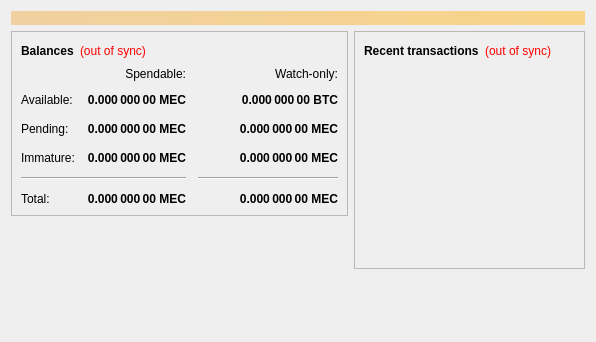
Before: the Qt Designer form src/qt/forms/overviewpage.ui in LIMXTEC/Megacoin, drawn with Qt 5.
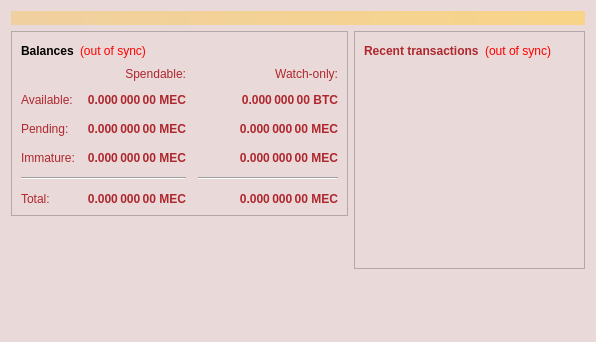
After: the same form once the commit is applied. Icons and pictures are not drawn.

The edit to the form file:
```diff
--- a/src/qt/forms/overviewpage.ui
+++ b/src/qt/forms/overviewpage.ui
@@ -10,9 +10,106 @@
     <height>342</height>
    </rect>
   </property>
+  <property name="palette">
+   <palette>
+    <active>
+     <colorrole role="Button">
+      <brush brushstyle="SolidPattern">
+       <color alpha="255">
+        <red>233</red>
+        <green>217</green>
+        <blue>216</blue>
+       </color>
+      </brush>
+     </colorrole>
+     <colorrole role="Base">
+      <brush brushstyle="SolidPattern">
+       <color alpha="255">
+        <red>233</red>
+        <green>217</green>
+        <blue>216</blue>
+       </color>
+      </brush>
+     </colorrole>
+     <colorrole role="Window">
+      <brush brushstyle="SolidPattern">
+       <color alpha="255">
+        <red>233</red>
+        <green>217</green>
+        <blue>216</blue>
+       </color>
+      </brush>
+     </colorrole>
+    </active>
+    <inactive>
+     <colorrole role="Button">
+      <brush brushstyle="SolidPattern">
+       <color alpha="255">
+        <red>233</red>
+        <green>217</green>
+        <blue>216</blue>
+       </color>
+      </brush>
+     </colorrole>
+     <colorrole role="Base">
+      <brush brushstyle="SolidPattern">
+       <color alpha="255">
+        <red>233</red>
+        <green>217</green>
+        <blue>216</blue>
+       </color>
+      </brush>
+     </colorrole>
+     <colorrole role="Window">
+      <brush brushstyle="SolidPattern">
+       <color alpha="255">
+        <red>233</red>
+        <green>217</green>
+        <blue>216</blue>
+       </color>
+      </brush>
+     </colorrole>
+    </inactive>
+    <disabled>
+     <colorrole role="Button">
+      <brush brushstyle="SolidPattern">
+       <color alpha="255">
+        <red>233</red>
+        <green>217</green>
+        <blue>216</blue>
+       </color>
+      </brush>
+     </colorrole>
+     <colorrole role="Base">
+      <brush brushstyle="SolidPattern">
+       <color alpha="255">
+        <red>233</red>
+        <green>217</green>
+        <blue>216</blue>
+       </color>
+      </brush>
+     </colorrole>
+     <colorrole role="Window">
+      <brush brushstyle="SolidPattern">
+       <color alpha="255">
+        <red>233</red>
+        <green>217</green>
+        <blue>216</blue>
+       </color>
+      </brush>
+     </colorrole>
+    </disabled>
+   </palette>
+  </property>
   <property name="windowTitle">
    <string>Form</string>
   </property>
+  <property name="autoFillBackground">
+   <bool>false</bool>
+  </property>
+  <property name="styleSheet">
+   <string notr="true">OverviewPage {backround-image: url(./BG.png);}</string>
+  </property>
   <layout class="QVBoxLayout" name="topLayout">
    <item>
     <widget class="QLabel" name="labelAlerts">
@@ -32,6 +129,9 @@
    </item>
    <item>
     <layout class="QHBoxLayout" name="horizontalLayout" stretch="1,1">
+     <property name="leftMargin">
+      <number>0</number>
+     </property>
      <item>
       <layout class="QVBoxLayout" name="verticalLayout_2">
        <item>
@@ -111,6 +211,14 @@
               <property name="toolTip">
                <string>Unconfirmed transactions to watch-only addresses</string>
               </property>
+              <property name="styleSheet">
+               <string notr="true">QLabel {
+	margin-right: 0px;
+	margin-top: 0px;
+	margin-bottom: 0px;
+	color: #AF272E;
+}</string>
+              </property>
               <property name="text">
                <string notr="true">0.000 000 00 MEC</string>
               </property>
@@ -136,6 +244,14 @@
               <property name="toolTip">
                <string>Total of transactions that have yet to be confirmed, and do not yet count toward the spendable balance</string>
               </property>
+              <property name="styleSheet">
+               <string notr="true">QLabel {
+	margin-right: 0px;
+	margin-top: 0px;
+	margin-bottom: 0px;
+	color: #AF272E;
+}</string>
+              </property>
               <property name="text">
                <string notr="true">0.000 000 00 MEC</string>
               </property>
@@ -161,6 +277,14 @@
               <property name="toolTip">
                <string>Mined balance in watch-only addresses that has not yet matured</string>
               </property>
+              <property name="styleSheet">
+               <string notr="true">QLabel {
+	margin-right: 0px;
+	margin-top: 0px;
+	margin-bottom: 0px;
+	color: #AF272E;
+}</string>
+              </property>
               <property name="text">
                <string notr="true">0.000 000 00 MEC</string>
               </property>
@@ -200,6 +324,14 @@
             </item>
             <item row="5" column="0">
              <widget class="QLabel" name="labelTotalText">
+              <property name="styleSheet">
+               <string notr="true">QLabel {
+	margin-right: 0px;
+	margin-top: 0px;
+	margin-bottom: 0px;
+	color: #AF272E;
+}</string>
+              </property>
               <property name="text">
                <string>Total:</string>
               </property>
@@ -219,6 +351,14 @@
               <property name="toolTip">
                <string>Mined balance that has not yet matured</string>
               </property>
+              <property name="styleSheet">
+               <string notr="true">QLabel {
+	margin-right: 0px;
+	margin-top: 0px;
+	margin-bottom: 0px;
+	color: #AF272E;
+}</string>
+              </property>
               <property name="text">
                <string notr="true">0.000 000 00 MEC</string>
               </property>
@@ -245,6 +385,14 @@
             </item>
             <item row="3" column="0">
              <widget class="QLabel" name="labelImmatureText">
+              <property name="styleSheet">
+               <string notr="true">QLabel {
+	margin-right: 0px;
+	margin-top: 0px;
+	margin-bottom: 0px;
+	color: #AF272E;
+}</string>
+              </property>
               <property name="text">
                <string>Immature:</string>
               </property>
@@ -264,6 +412,14 @@
               <property name="toolTip">
                <string>Your current total balance</string>
               </property>
+              <property name="styleSheet">
+               <string notr="true">QLabel {
+	margin-right: 0px;
+	margin-top: 0px;
+	margin-bottom: 0px;
+	color: #AF272E;
+}</string>
+              </property>
               <property name="text">
                <string notr="true">0.000 000 00 MEC</string>
               </property>
@@ -289,6 +445,14 @@
               <property name="toolTip">
                <string>Current total balance in watch-only addresses</string>
               </property>
+              <property name="styleSheet">
+               <string notr="true">QLabel {
+	margin-right: 0px;
+	margin-top: 0px;
+	margin-bottom: 0px;
+	color: #AF272E;
+}</string>
+              </property>
               <property name="text">
                <string notr="true">0.000 000 00 MEC</string>
               </property>
@@ -302,6 +466,14 @@
             </item>
             <item row="0" column="2">
              <widget class="QLabel" name="labelWatchonly">
+              <property name="styleSheet">
+               <string notr="true">QLabel {
+	margin-right: 0px;
+	margin-top: 0px;
+	margin-bottom: 0px;
+	color: #AF272E;
+}</string>
+              </property>
               <property name="text">
                <string>Watch-only:</string>
               </property>
@@ -312,6 +484,14 @@
             </item>
             <item row="1" column="0">
              <widget class="QLabel" name="labelBalanceText">
+              <property name="styleSheet">
+               <string notr="true">QLabel {
+	margin-right: 0px;
+	margin-top: 0px;
+	margin-bottom: 0px;
+	color: #AF272E;
+}</string>
+              </property>
               <property name="text">
                <string>Available:</string>
               </property>
@@ -331,6 +511,14 @@
               <property name="toolTip">
                <string>Your current spendable balance</string>
               </property>
+              <property name="styleSheet">
+               <string notr="true">QLabel {
+	margin-right: 0px;
+	margin-top: 0px;
+	margin-bottom: 0px;
+	color: #AF272E;
+}</string>
+              </property>
               <property name="text">
                <string notr="true">0.000 000 00 MEC</string>
               </property>
@@ -356,6 +544,14 @@
               <property name="toolTip">
                <string>Your current balance in watch-only addresses</string>
               </property>
+              <property name="styleSheet">
+               <string notr="true">QLabel {
+	margin-right: 0px;
+	margin-top: 0px;
+	margin-bottom: 0px;
+	color: #AF272E;
+}</string>
+              </property>
               <property name="text">
                <string notr="true">0.000 000 00 BTC</string>
               </property>
@@ -369,6 +565,14 @@
             </item>
             <item row="2" column="0">
              <widget class="QLabel" name="labelPendingText">
+              <property name="styleSheet">
+               <string notr="true">QLabel {
+	margin-right: 0px;
+	margin-top: 0px;
+	margin-bottom: 0px;
+	color: #AF272E;
+}</string>
+              </property>
               <property name="text">
                <string>Pending:</string>
               </property>
@@ -376,6 +580,14 @@
             </item>
             <item row="0" column="1">
              <widget class="QLabel" name="labelSpendable">
+              <property name="styleSheet">
+               <string notr="true">QLabel {
+	margin-right: 0px;
+	margin-top: 0px;
+	margin-bottom: 0px;
+	color: #AF272E;
+}</string>
+              </property>
               <property name="text">
                <string>Spendable:</string>
               </property>
@@ -425,6 +637,14 @@
                 <bold>true</bold>
                </font>
               </property>
+              <property name="styleSheet">
+               <string notr="true">QLabel {
+	margin-right: 0px;
+	margin-top: 0px;
+	margin-bottom: 0px;
+	color: #AF272E;
+}</string>
+              </property>
               <property name="text">
                <string>Recent transactions</string>
               </property>
@@ -467,7 +687,12 @@
           <item>
            <widget class="QListView" name="listTransactions">
             <property name="styleSheet">
-             <string notr="true">QListView { background: transparent; }</string>
+             <string notr="true">QListView { background: transparent; }QLabel {
+	margin-right: 0px;
+	margin-top: 0px;
+	margin-bottom: 0px;
+	color: #AF272E;
+}</string>
             </property>
             <property name="frameShape">
              <enum>QFrame::NoFrame</enum>
```
